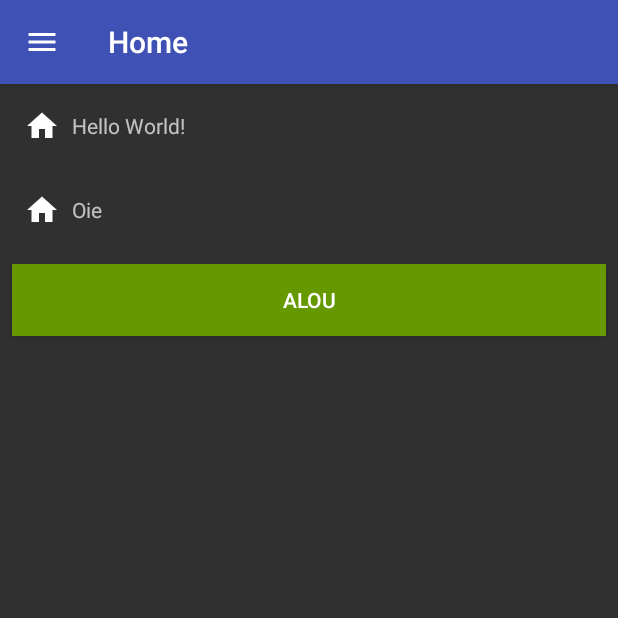
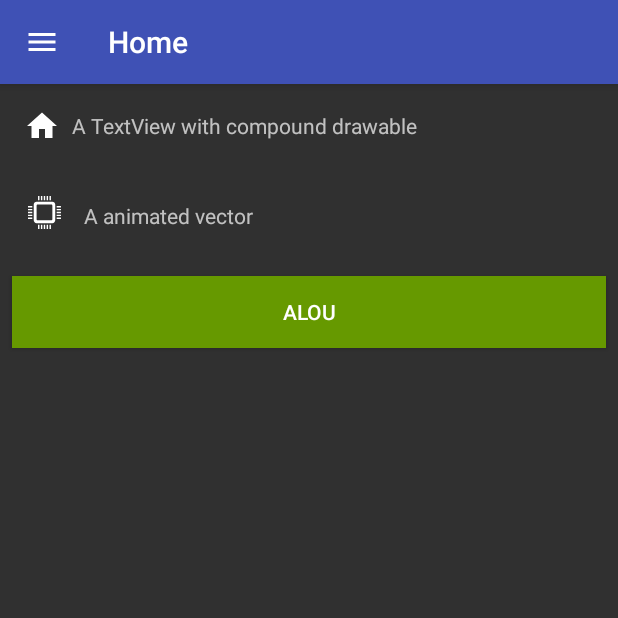
Before and after one commit to rsicarelli/supportlibraryexample, an Android app: the screen it shows after launch (HomeActivity), on a phone screen of 412 x 824 dp, the top half of it. Run offline under Robolectric (Android 15) with nearby library versions, the phone set to English and light mode, and no system bars; our stand-ins replace ButterKnife; libraries missing offline, so code that uses them is left out: com.facebook.drawee; 1 statement that could not run was skipped.

Commit message:
Add suppor vector drawable animation support

```diff
--- a/app/src/main/java/br/com/rsicarelli/supportlibraryexample/home/HomeFragment.java
+++ b/app/src/main/java/br/com/rsicarelli/supportlibraryexample/home/HomeFragment.java
@@ -1,12 +1,16 @@
 package br.com.rsicarelli.supportlibraryexample.home;
 
+import android.graphics.drawable.Animatable;
+import android.graphics.drawable.Drawable;
 import android.os.Bundle;
 import android.support.annotation.Nullable;
 import android.view.LayoutInflater;
 import android.view.View;
 import android.view.ViewGroup;
+import android.widget.ImageView;
 
 import br.com.rsicarelli.supportlibraryexample.R;
+import butterknife.Bind;
 import butterknife.ButterKnife;
 
 /**
@@ -18,19 +22,22 @@ public class HomeFragment extends android.support.v4.app.Fragment {
         return new HomeFragment();
     }
 
+    @Bind(R.id.image_view)
+    ImageView imageView;
+
     @Nullable
     @Override
     public View onCreateView(LayoutInflater inflater, ViewGroup container,
                              Bundle savedInstanceState) {
         View root = inflater.inflate(R.layout.fragment_home, container, false);
-        ButterKnife.bind(root, getActivity());
+        ButterKnife.bind(this, root);
 
-        initUi();
+        Drawable drawable = imageView.getDrawable();
+        if (drawable instanceof Animatable) {
+            ((Animatable) drawable).start();
+        }
 
         return root;
     }
 
-    private void initUi() {
-
-    }
 }
--- a/app/src/main/java/br/com/rsicarelli/supportlibraryexample/presentation/DrawerCompositor.java
+++ b/app/src/main/java/br/com/rsicarelli/supportlibraryexample/presentation/DrawerCompositor.java
@@ -2,6 +2,8 @@ package br.com.rsicarelli.supportlibraryexample.presentation;
 
 import android.content.Context;
 import android.content.Intent;
+import android.graphics.drawable.Animatable;
+import android.graphics.drawable.Drawable;
 import android.os.Bundle;
 import android.support.design.widget.NavigationView;
 import android.support.v4.app.Fragment;
@@ -10,6 +12,7 @@ import android.support.v4.view.GravityCompat;
 import android.support.v4.widget.DrawerLayout;
 import android.support.v7.app.AppCompatActivity;
 import android.view.MenuItem;
+import android.widget.ImageView;
 
 import java.lang.ref.WeakReference;
 
@@ -65,6 +68,13 @@ public class DrawerCompositor extends Fragment implements NavigationView.OnNavig
         navigationView.get().setNavigationItemSelectedListener(this);
 
         navigationView.get().setCheckedItem(currentItemId);
+        ImageView viewById = (ImageView) navigationView.get().getHeaderView(0).findViewById(R.id.android);
+        Drawable drawable = viewById.getDrawable();
+        if (drawable != null) {
+            if (drawable instanceof Animatable) {
+                ((Animatable) drawable).start();
+            }
+        }
     }
 
     @Override
--- /dev/null
+++ b/app/src/main/res/animator/pulse_bottom.xml
@@ -0,0 +1,11 @@
+<?xml version="1.0" encoding="utf-8"?>
+<set xmlns:android="http://schemas.android.com/apk/res/android">
+    <objectAnimator
+        android:duration="250"
+        android:propertyName="translateY"
+        android:repeatCount="infinite"
+        android:repeatMode="reverse"
+        android:valueFrom="0"
+        android:valueTo="10"
+        android:valueType="floatType" />
+</set>
--- /dev/null
+++ b/app/src/main/res/animator/pulse_left.xml
@@ -0,0 +1,11 @@
+<?xml version="1.0" encoding="utf-8"?>
+<set xmlns:android="http://schemas.android.com/apk/res/android">
+    <objectAnimator
+        android:duration="250"
+        android:propertyName="translateX"
+        android:repeatCount="infinite"
+        android:repeatMode="reverse"
+        android:valueFrom="0"
+        android:valueTo="-10"
+        android:valueType="floatType" />
+</set>
--- /dev/null
+++ b/app/src/main/res/animator/pulse_right.xml
@@ -0,0 +1,11 @@
+<?xml version="1.0" encoding="utf-8"?>
+<set xmlns:android="http://schemas.android.com/apk/res/android">
+    <objectAnimator
+        android:duration="250"
+        android:propertyName="translateX"
+        android:repeatCount="infinite"
+        android:repeatMode="reverse"
+        android:valueFrom="0"
+        android:valueTo="10"
+        android:valueType="floatType" />
+</set>
--- /dev/null
+++ b/app/src/main/res/animator/pulse_top.xml
@@ -0,0 +1,11 @@
+<?xml version="1.0" encoding="utf-8"?>
+<set xmlns:android="http://schemas.android.com/apk/res/android">
+    <objectAnimator
+        android:duration="250"
+        android:propertyName="translateY"
+        android:repeatCount="infinite"
+        android:repeatMode="reverse"
+        android:valueFrom="0"
+        android:valueTo="-10"
+        android:valueType="floatType" />
+</set>
--- /dev/null
+++ b/app/src/main/res/animator/translation.xml
@@ -0,0 +1,11 @@
+<?xml version="1.0" encoding="utf-8"?>
+<set xmlns:android="http://schemas.android.com/apk/res/android">
+    <objectAnimator
+        android:duration="250"
+        android:propertyName="translateY"
+        android:repeatCount="infinite"
+        android:repeatMode="reverse"
+        android:valueFrom="0"
+        android:valueTo="20"
+        android:valueType="floatType" />
+</set>
--- a/app/src/main/res/drawable/ic_android.xml
+++ b/app/src/main/res/drawable/ic_android.xml
@@ -4,6 +4,8 @@
     android:height="72dp"
     android:viewportHeight="512"
     android:viewportWidth="512">
+
+    <group android:name="body">
 
         <path
             android:fillColor="#a4c639"
@@ -20,11 +22,13 @@
             android:pathData="M310.876 78.275c-1.229 2.14-3.952 2.877-6.103
 1.608v0c-2.13-1.209-2.857-3.932-1.608-6.073l31.027-53.73c1.229-2.13 3.973-2.887
 6.082-1.628v0c2.151 1.218 2.877 3.953 1.649 6.072l-31.048 53.75z" />
+
         <path
             android:fillColor="#a4c639"
             android:pathData="M455.946 324.587c0 15.575-12.615 28.221-28.221 28.221v0c-15.606
 0-28.252-12.636-28.252-28.221v-123.505c0-15.606 12.636-28.211
 28.252-28.211v0c15.596 0 28.221 12.606 28.221 28.211v123.505z" />
+
         <path
             android:fillColor="#a4c639"
             android:pathData="M112.496 324.587c0 15.575-12.656 28.221-28.211 28.221v0c-15.616
@@ -48,4 +52,5 @@
 6.062 0 11.008 4.925 11.008 11.008 0 6.103-4.946 11.028-11.008 11.028zM316.211
 119.050c-6.103 0-11.049-4.925-11.049-11.028 0-6.082 4.946-11.008 11.049-11.008
 6.123 0 11.029 4.925 11.029 11.008 0 6.103-4.905 11.028-11.029 11.028z" />
+    </group>
 </vector>
--- /dev/null
+++ b/app/src/main/res/drawable/ic_android_anim.xml
@@ -0,0 +1,9 @@
+<?xml version="1.0" encoding="utf-8"?>
+<animated-vector xmlns:android="http://schemas.android.com/apk/res/android"
+    android:drawable="@drawable/ic_android">
+
+    <target
+        android:name="body"
+        android:animation="@animator/translation" />
+
+</animated-vector>
--- /dev/null
+++ b/app/src/main/res/drawable/ic_cpu.xml
@@ -0,0 +1,61 @@
+<?xml version="1.0" encoding="utf-8"?>
+<vector xmlns:android="http://schemas.android.com/apk/res/android"
+    android:width="32dp"
+    android:height="32dp"
+    android:viewportHeight="600"
+    android:viewportWidth="600">
+
+    <group android:name="cpu_box">
+        <path
+            android:name="cpu"
+            android:fillColor="?android:textColorPrimary"
+            android:pathData="
+            M341.087,157.478 c7.417,0,13.435,6.018,13.435,13.435 v170.174c0,7.417-6.018,13.435-13.435,13.435 H170.913 c-7.417,0-13.435-6.018-13.435-13.435V170.913c0-7.417,6.018-13.435,13.435-13.435H341.087z
+            M390.348,157.478 c0-19.785-16.041-35.826-35.826-35.826H157.479c-19.785,0-35.826,16.041-35.826,35.826v197.043 c0,19.785,16.041,35.826,35.826,35.826h197.043c19.785,0,35.826-16.041,35.826-35.826V157.478z " />
+    </group>
+    <group android:name="bottom">
+        <path
+            android:name="wires_bottom"
+            android:fillColor="?android:textColorPrimary"
+            android:pathData="
+        M193.304,408.261V462h-17.913 v-53.739H193.304z
+        M264.957,408.261V462h-17.914v-53.739H264.957z
+        M300.783,408.261V462h-17.914v-53.739H300.783z
+        M229.13,408.261 V462h-17.913v-53.739H229.13z
+        M336.609,408.261V462h-17.914v-53.739H336.609z" />
+    </group>
+    <group android:name="top">
+        <path
+            android:name="wires_top"
+            android:fillColor="?android:textColorPrimary"
+            android:pathData="
+        M193.304,50v53.739h-17.913V50H193.304z
+        M264.957,50 v53.739h-17.914V50H264.957z
+        M300.783,50v53.739h-17.914V50H300.783z
+        M229.13,50v53.739h-17.913V50H229.13z
+        M336.609,50v53.739 h-17.914V50H336.609z " />
+    </group>
+    <group android:name="right">
+        <path
+            android:name="wires_right"
+            android:fillColor="?android:textColorPrimary"
+            android:pathData="
+        M408.261,318.695H462v17.914h-53.739V318.695z
+        M408.261,247.043H462v17.914h-53.739V247.043z
+        M408.261,211.217 H462v17.913h-53.739V211.217z
+        M408.261,282.869H462v17.914h-53.739V282.869z
+        M408.261,175.391H462v17.913h-53.739V175.391z" />
+    </group>
+    <group android:name="left">
+        <path
+            android:name="wires_left"
+            android:fillColor="?android:textColorPrimary"
+            android:pathData="
+        M50,318.695h53.739v17.914H50V318.695z
+        M50,247.043h53.739v17.914H50V247.043z
+        M50,211.217h53.739v17.913H50V211.217z
+        M50,282.869 h53.739v17.914H50V282.869z
+        M50,175.391h53.739v17.913H50V175.391z" />
+    </group>
+
+</vector>
--- /dev/null
+++ b/app/src/main/res/drawable/ic_cpu_anim.xml
@@ -0,0 +1,20 @@
+<?xml version="1.0" encoding="utf-8"?>
+<animated-vector xmlns:android="http://schemas.android.com/apk/res/android"
+    android:drawable="@drawable/ic_cpu">
+
+    <target
+        android:name="top"
+        android:animation="@animator/pulse_top" />
+
+    <target
+        android:name="right"
+        android:animation="@animator/pulse_right" />
+
+    <target
+        android:name="left"
+        android:animation="@animator/pulse_left" />
+
+    <target
+        android:name="bottom"
+        android:animation="@animator/pulse_bottom" />
+</animated-vector>
--- a/app/src/main/res/layout/fragment_home.xml
+++ b/app/src/main/res/layout/fragment_home.xml
@@ -12,7 +12,7 @@
         android:drawableLeft="@drawable/ic_home_selector"
         android:drawablePadding="8dp"
         android:gravity="center_vertical"
-        android:text="Hello World!" />
+        android:text="@string/a_textview_with_compound_drawable" />
 
     <LinearLayout
         android:layout_width="match_parent"
@@ -24,14 +24,14 @@
             android:id="@+id/image_view"
             android:layout_width="wrap_content"
             android:layout_height="wrap_content"
-            app:srcCompat="@drawable/ic_home_selector" />
+            app:srcCompat="@drawable/ic_cpu_anim" />
 
         <TextView
             android:layout_width="wrap_content"
             android:layout_height="wrap_content"
             android:layout_gravity="center_vertical"
             android:layout_marginLeft="8dp"
-            android:text="Oie" />
+            android:text="@string/a_image_view_with_srccompat_icon" />
     </LinearLayout>
 
     <Button
--- a/app/src/main/res/layout/nav_header.xml
+++ b/app/src/main/res/layout/nav_header.xml
@@ -10,10 +10,11 @@
     android:theme="@style/ThemeOverlay.AppCompat.Dark">
 
     <ImageView
+        android:id="@+id/android"
         android:layout_width="wrap_content"
         android:layout_height="wrap_content"
         android:layout_gravity="center"
-        app:srcCompat="@drawable/ic_android" />
+        app:srcCompat="@drawable/ic_android_anim" />
 
     <TextView
         android:layout_width="wrap_content"
--- a/app/src/main/res/values/strings.xml
+++ b/app/src/main/res/values/strings.xml
@@ -6,4 +6,6 @@
     <string name="select_a_place">Select a item</string>
     <string name="description">Description</string>
     <string name="location">Location</string>
+    <string name="a_textview_with_compound_drawable">A TextView with compound drawable</string>
+    <string name="a_image_view_with_srccompat_icon">A animated vector</string>
 </resources>
```
Lines whose indentation alone changed are shown as unchanged.
